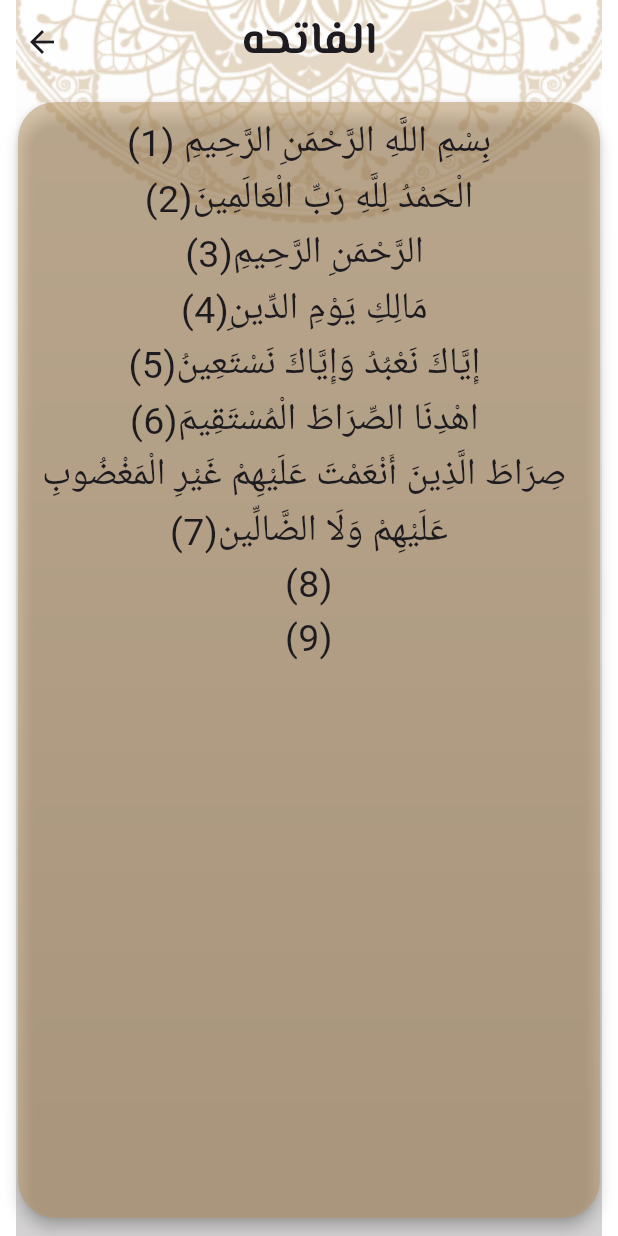
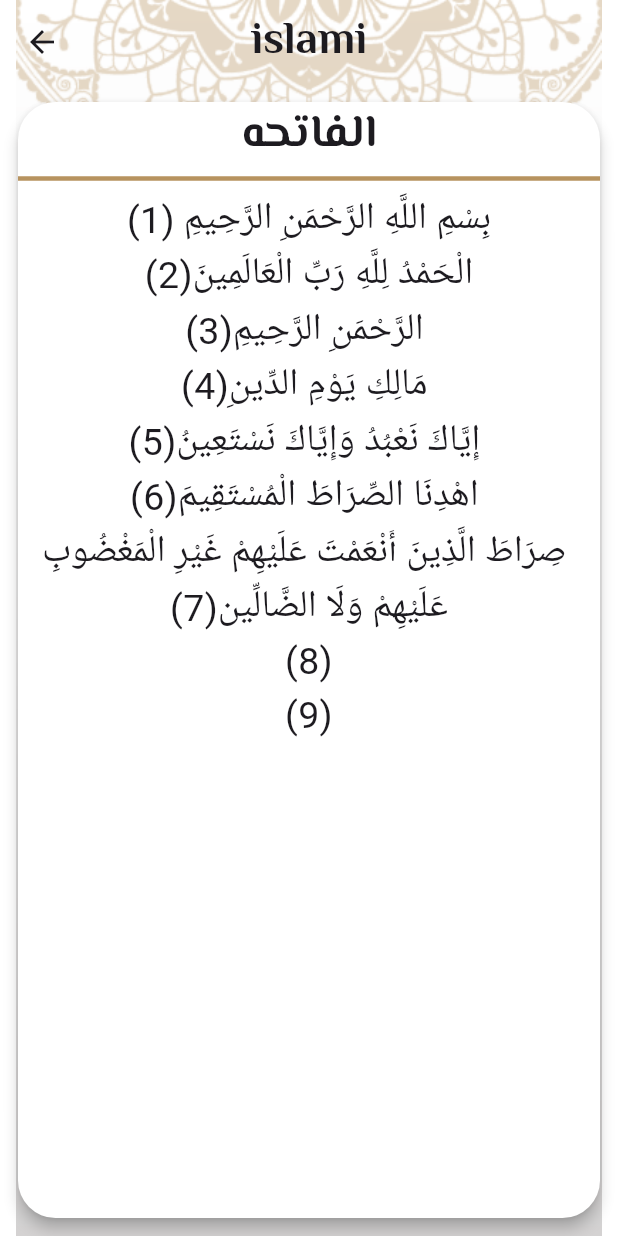
Before and after one commit to mohame12/islami2, a Flutter app: the screen it shows after launch, after a tap on "الفاتحه", on a phone screen of 412 x 824 dp. Run offline on Flutter 3.47's test engine with Material 3 defaults, Android fonts, the phone set to English and light mode, and no system bars; our stand-ins replace google_fonts.

Commit message:
Quran tap

```diff
--- a/lib/features/presentation/home_screen/view/home/taps/quran_tap/views/sura_deitals.dart
+++ b/lib/features/presentation/home_screen/view/home/taps/quran_tap/views/sura_deitals.dart
@@ -33,7 +33,7 @@ class SuraDetails extends StatelessWidget {
             backgroundColor: Colors.transparent,
             appBar: AppBar(
               backgroundColor: Colors.transparent,
-              title: Text(model.name, style: GoogleFonts.elMessiri(
+              title: Text('islami', style: GoogleFonts.elMessiri(
                 fontSize: 30,
                 fontWeight: FontWeight.bold,
               ),),
@@ -41,7 +41,7 @@ class SuraDetails extends StatelessWidget {
             ),
             body: Card(
               margin: EdgeInsets.all(12),
-              color: Color(0x80B7935F),
+              color: Colors.white,
               elevation: 4,
               shape: OutlineInputBorder(
                   borderRadius: BorderRadius.circular(25),
@@ -49,8 +49,17 @@ class SuraDetails extends StatelessWidget {
                     color: Colors.transparent,
                   )
               ),
-              child: Padding(
-                padding: const EdgeInsets.all(8.0),
+              child: Column(
+                children: [
+                  Text(model.name, style: GoogleFonts.elMessiri(
+                    fontSize: 30,
+                    fontWeight: FontWeight.bold,
+                  ),),
+                  Divider(
+                    thickness: 3,
+                    color: Color(0xffB7935F),
+                  ),
+                  Expanded(
                     child: ListView.builder(itemBuilder: (context, index) {
                       return Text('${provider.verses[index]}(${index + 1})',
                         textDirection: TextDirection.rtl,
@@ -58,6 +67,8 @@ class SuraDetails extends StatelessWidget {
                         style:TextStyle(fontSize: 25)
                         );
                     }, itemCount: provider.verses.length,),
+                  ),
+                ],
               ),
             ),
 
```
Lines whose indentation alone changed are shown as unchanged.
